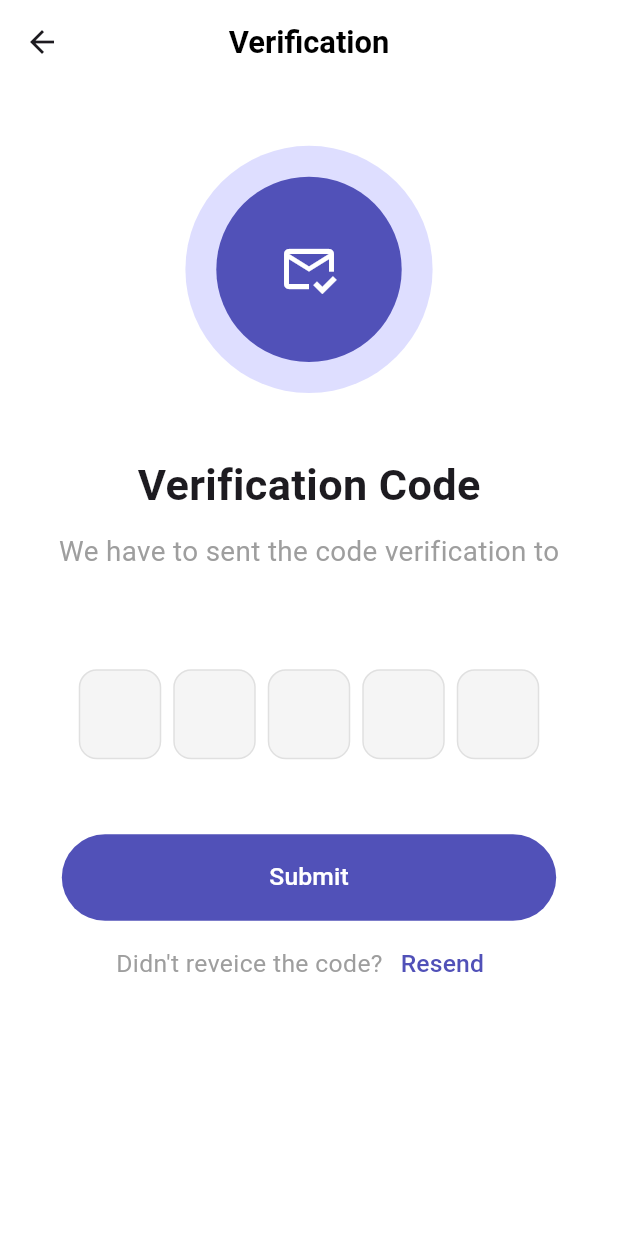
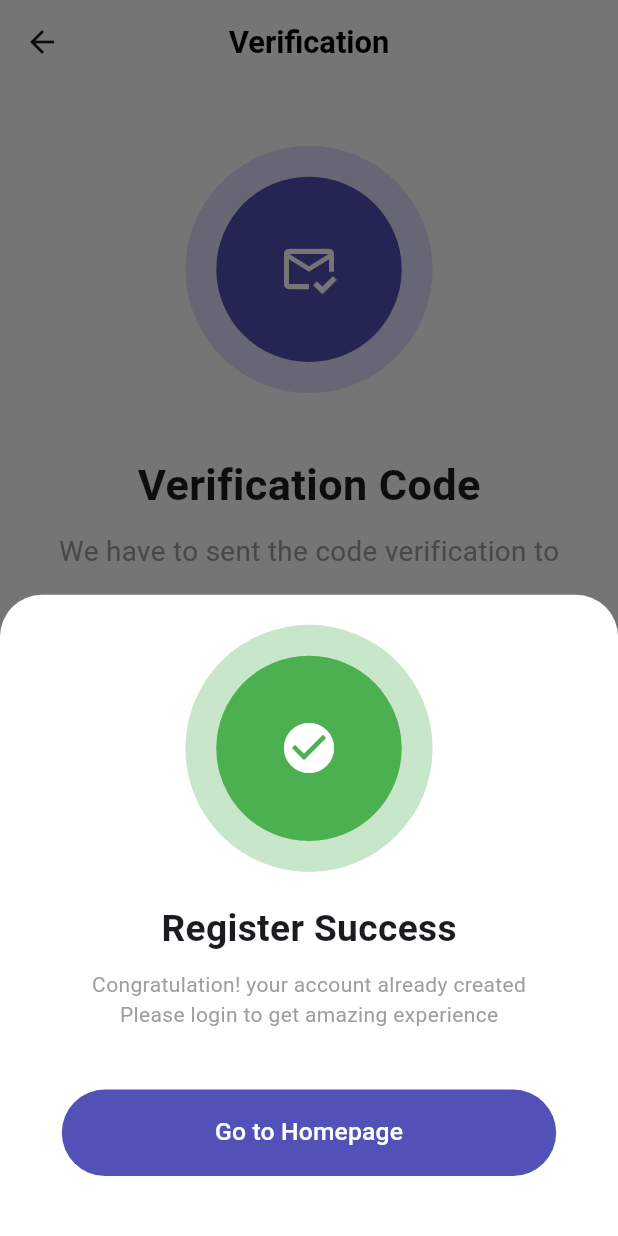
Before and after one commit to muhammadsameerdeveloper/Apna-Eshop-Assignment, a Flutter app: the VerificationView screen opened directly with empty values, after a tap on "Submit", on a phone screen of 412 x 824 dp. Run offline on Flutter 3.47's test engine with Material 3 defaults, Android fonts, the phone set to English and light mode, and no system bars; drawn by our look-alikes of pinput; our stand-ins replace smooth_page_indicator.

Commit message:
Custom Bottom Sheet Complete

```diff
--- a/lib/screen/verification_view.dart
+++ b/lib/screen/verification_view.dart
@@ -1,5 +1,6 @@
 import 'package:apnashop/utils/app_colors.dart';
 import 'package:apnashop/utils/size_config.dart';
+import 'package:apnashop/widget/custom_buttomsheet.dart';
 import 'package:apnashop/widget/custom_button.dart';
 import 'package:flutter/material.dart';
 import 'package:pinput/pinput.dart';
@@ -122,7 +123,12 @@ class _VerificationViewState extends State<VerificationView> {
                 ),
               ),
               SizedBox(height: 50),
-              CustomButton(text: "Submit", onPressed: () {}),
+              CustomButton(
+                text: "Submit",
+                onPressed: () {
+                  showCustomBottomSheet(context);
+                },
+              ),
               SizedBox(height: 5),
               Row(
                 mainAxisAlignment: MainAxisAlignment.center,
--- /dev/null
+++ b/lib/widget/custom_buttomsheet.dart
@@ -0,0 +1,65 @@
+import 'package:apnashop/utils/size_config.dart';
+import 'package:apnashop/widget/custom_button.dart';
+import 'package:flutter/material.dart';
+
+void showCustomBottomSheet(BuildContext context) {
+  showModalBottomSheet(
+    context: context,
+    backgroundColor: Colors.white,
+    isScrollControlled: false,
+    builder: (context) {
+      return Container(
+        width: double.infinity,
+        padding: EdgeInsets.all(20),
+        child: Column(
+          mainAxisSize: MainAxisSize.min,
+          children: [
+            Container(
+              width: SizeConfig.width * 0.4,
+              height: SizeConfig.width * 0.4,
+              decoration: BoxDecoration(
+                shape: BoxShape.circle,
+                color: Colors.green.shade100,
+              ),
+              child: Center(
+                child: Container(
+                  width: SizeConfig.width * 0.3,
+                  height: SizeConfig.width * 0.3,
+                  decoration: BoxDecoration(
+                    color: Colors.green,
+                    shape: BoxShape.circle,
+                  ),
+                  child: Icon(
+                    Icons.check_circle,
+                    color: Colors.white,
+                    size: 40,
+                  ),
+                ),
+              ),
+            ),
+            SizedBox(height: 20),
+            Text(
+              "Register Success",
+              style: TextStyle(
+                fontSize: SizeConfig.text(0.06),
+                fontWeight: FontWeight.bold,
+              ),
+            ),
+            SizedBox(height: 10),
+            Text(
+              "Congratulation! your account already created",
+              style: TextStyle(color: Colors.grey),
+            ),
+            Text(
+              "Please login to get amazing experience",
+              style: TextStyle(color: Colors.grey),
+            ),
+            SizedBox(height: 40),
+            CustomButton(text: "Go to Homepage", onPressed: () {}),
+            SizedBox(height: 20),
+          ],
+        ),
+      );
+    },
+  );
+}
```
Also changed, not shown: lib/screen/login_accouunt_view.dart (added, +318 -0 lines), lib/screen/onboarding_view.dart (+9 -1 lines).
